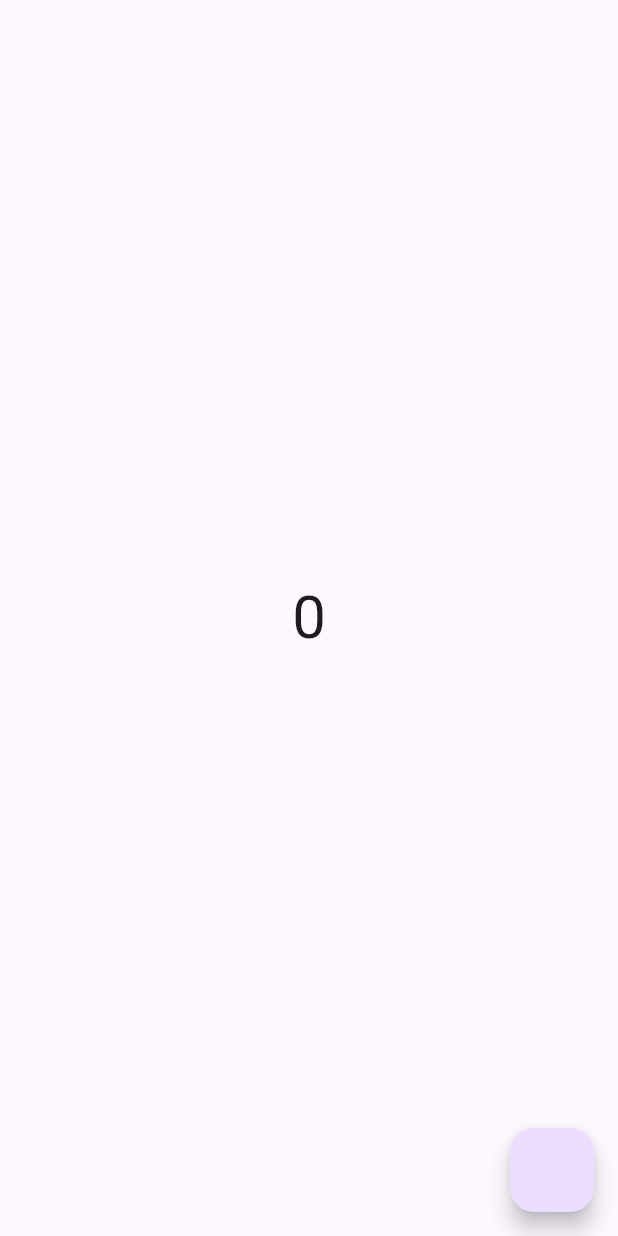
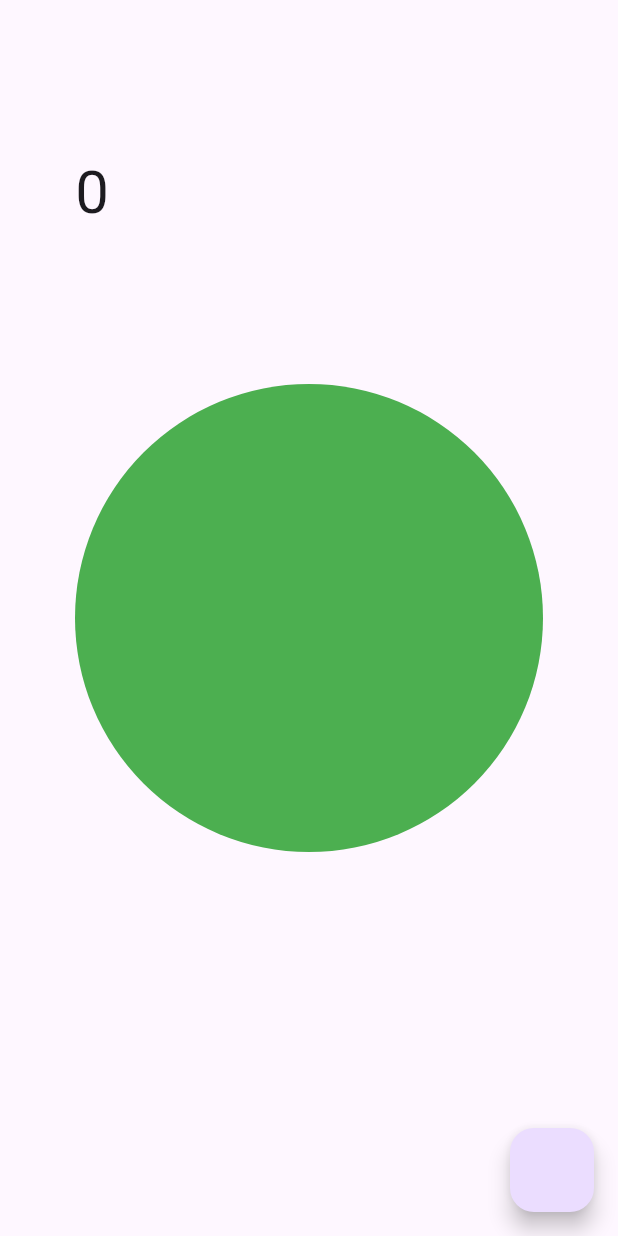
Before and after one commit to SUHAIB-P-A/Dhasvi, a Flutter app: the screen it shows after launch, on a phone screen of 412 x 824 dp. Run offline on Flutter 3.47's test engine with Material 3 defaults, Android fonts, the phone set to English and light mode, and no system bars; our stand-ins replace flutter_riverpod.

Commit message:
add container

```diff
--- /dev/null
+++ b/lib/beautify/containerdecration/container_decration.dart
@@ -0,0 +1,4 @@
+import 'package:flutter/material.dart';
+
+const boxDecoration =
+    BoxDecoration(shape: BoxShape.circle, color: Colors.green);
--- a/lib/presentation/home.dart
+++ b/lib/presentation/home.dart
@@ -1,3 +1,4 @@
+import 'package:dhasvi/beautify/containerdecration/container_decration.dart';
 import 'package:dhasvi/beautify/text_style/textstyle.dart';
 import 'package:dhasvi/core/state.dart';
 import 'package:flutter/material.dart';
@@ -8,14 +9,22 @@ class Home extends ConsumerWidget {
 
   @override
   Widget build(BuildContext context, WidgetRef ref) {
+    final double height = MediaQuery.sizeOf(context).height;
+    final double weidth = MediaQuery.sizeOf(context).width;
+
     return Scaffold(
       body: Center(
         child: Consumer(
-          builder: (context, ref, child) {
+          builder: (context, ref, _) {
             final count = ref.watch(counterprovider);
-            return Text(
-              '$count',
-              style: textStyle,
+            return Container(
+              height: height - 200,
+              width: weidth - 100,
+              decoration: boxDecoration,
+              child: Text(
+                '$count',
+                style: textStyle,
+              ),
             );
           },
         ),
```
